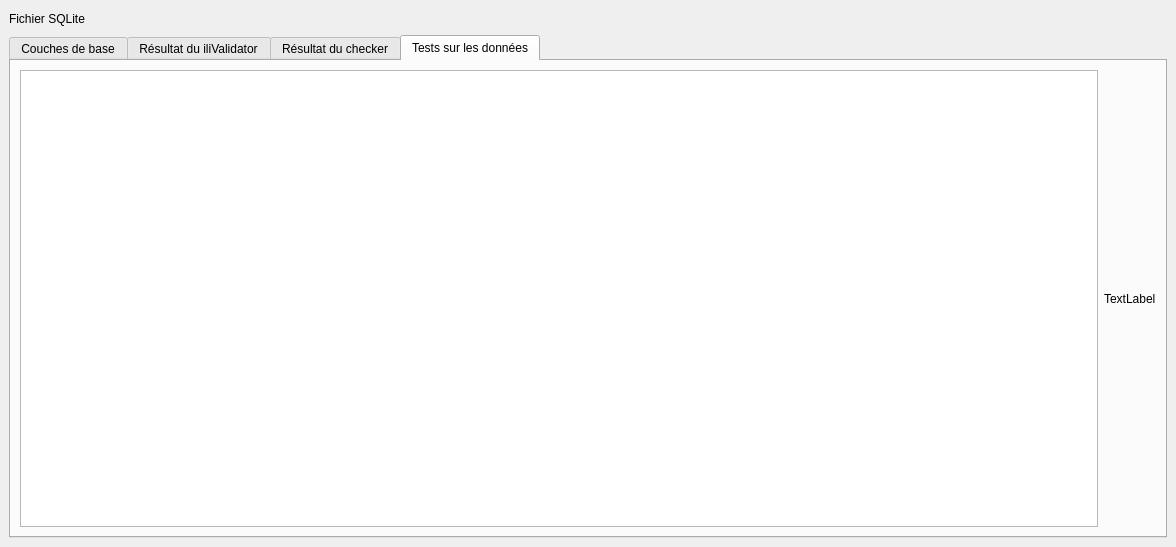
First picture: the form in verivd/ui/veri_vd_dockwidget_base.ui, repository VeriVD/qgis_VeriVD, before the edit.
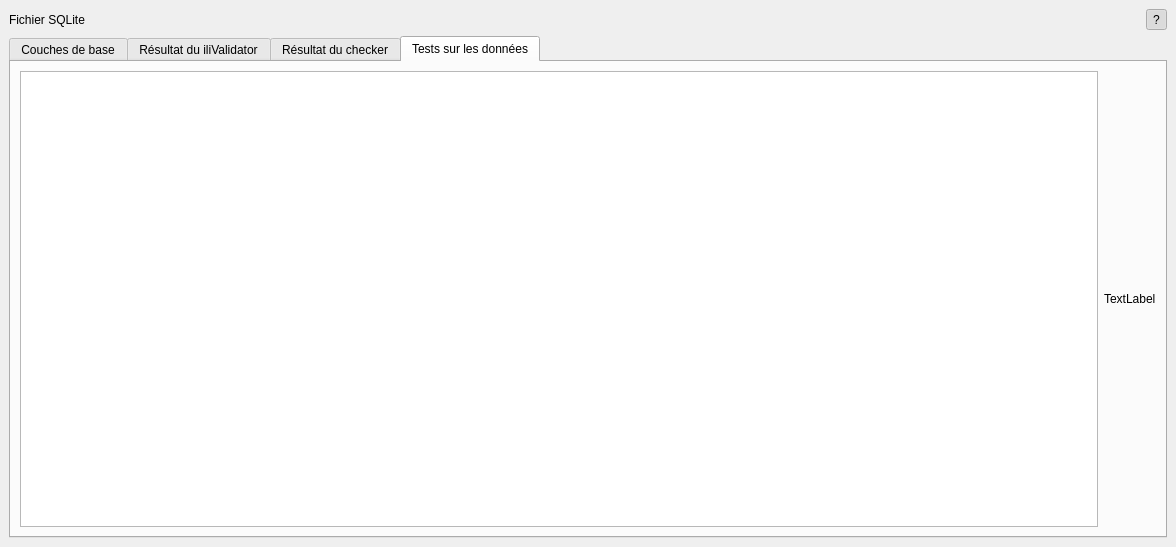
Second picture: the form after the edit. Custom widgets are drawn as their Qt base class.

Commit message: allow to hide help labels

```diff
--- a/verivd/ui/veri_vd_dockwidget_base.ui
+++ b/verivd/ui/veri_vd_dockwidget_base.ui
@@ -38,7 +38,20 @@
       </property>
      </widget>
     </item>
-    <item row="1" column="0" colspan="3">
+    <item row="0" column="3">
+     <widget class="QToolButton" name="show_help_button">
+      <property name="text">
+       <string>?</string>
+      </property>
+      <property name="checkable">
+       <bool>true</bool>
+      </property>
+      <property name="checked">
+       <bool>true</bool>
+      </property>
+     </widget>
+    </item>
+    <item row="1" column="0" colspan="4">
      <widget class="QTabWidget" name="tabWidget">
       <property name="minimumSize">
        <size>
```
The commit also changes 1 other file.
